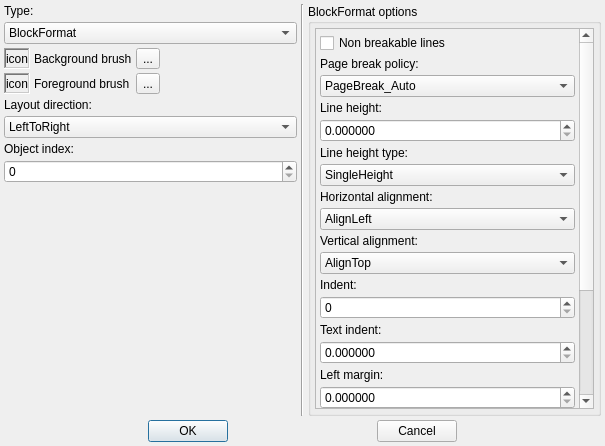
Old version of the form src/property/dialogs/textformateditdialog.ui in the repository Gris87/ObjectController.
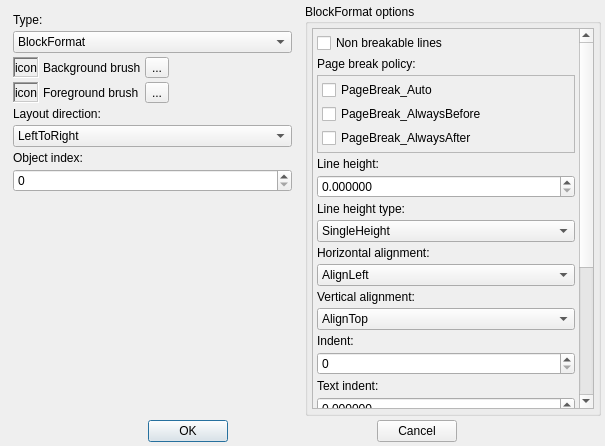
New version of the form.

Commit message: Properties for QTextBlockFormat

The edit to the form file:
```diff
--- a/src/property/dialogs/textformateditdialog.ui
+++ b/src/property/dialogs/textformateditdialog.ui
@@ -26,6 +26,7 @@
       <number>4</number>
      </property>
      <item>
+      <widget class="QWidget" name="generalWidget" native="true">
       <layout class="QVBoxLayout" name="verticalLayout_5">
        <property name="spacing">
         <number>4</number>
@@ -237,12 +238,6 @@
         </spacer>
        </item>
       </layout>
-     </item>
-     <item>
-      <widget class="Line" name="line">
-       <property name="orientation">
-        <enum>Qt::Vertical</enum>
-       </property>
       </widget>
      </item>
      <item>
@@ -279,9 +274,9 @@
                <property name="geometry">
                 <rect>
                  <x>0</x>
-                 <y>-115</y>
-                 <width>263</width>
-                 <height>497</height>
+                 <y>0</y>
+                 <width>266</width>
+                 <height>546</height>
                 </rect>
                </property>
                <layout class="QVBoxLayout" name="verticalLayout">
@@ -315,22 +310,42 @@
                     </widget>
                    </item>
                    <item>
-                    <widget class="QComboBox" name="blockPageBreakPolicyComboBox">
+                    <widget class="QFrame" name="frame">
+                     <property name="frameShape">
+                      <enum>QFrame::StyledPanel</enum>
+                     </property>
+                     <property name="frameShadow">
+                      <enum>QFrame::Sunken</enum>
+                     </property>
+                     <layout class="QVBoxLayout" name="verticalLayout_27">
+                      <property name="spacing">
+                       <number>4</number>
+                      </property>
+                      <property name="margin">
+                       <number>4</number>
+                      </property>
                      <item>
+                       <widget class="QCheckBox" name="blockPageBreakPolicyAutoCheckBox">
                       <property name="text">
                        <string>PageBreak_Auto</string>
                       </property>
+                       </widget>
                      </item>
                      <item>
+                       <widget class="QCheckBox" name="blockPageBreakPolicyBeforeCheckBox">
                       <property name="text">
                        <string>PageBreak_AlwaysBefore</string>
                       </property>
+                       </widget>
                      </item>
                      <item>
+                       <widget class="QCheckBox" name="blockPageBreakPolicyAfterCheckBox">
                       <property name="text">
                        <string>PageBreak_AlwaysAfter</string>
                       </property>
-                     </item>
+                       </widget>
+                      </item>
+                     </layout>
                     </widget>
                    </item>
                    <item>
```
Left out of the diff: 26 changed lines with no effect on the pictures. Lines whose indentation alone changed are shown as unchanged. The commit also changes 2 other files.
